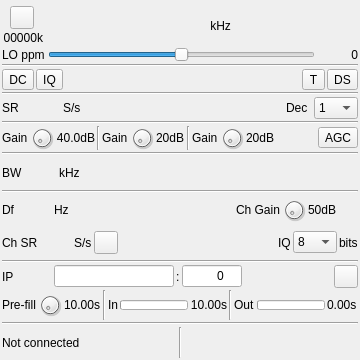
Qt form plugins/samplesource/remotetcpinput/remotetcpinputgui.ui (f4exb/sdrangel) before a commit.
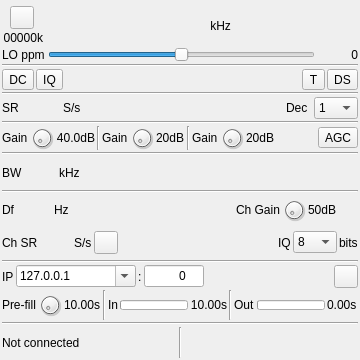
The same form after that commit. Icons and pictures are not drawn. Custom widgets are drawn as their Qt base class.

Commit message: Add basic remote device sample rate range checking. Add IP address history. Add SDRPlay LNA gain support.

```diff
--- a/plugins/samplesource/remotetcpinput/remotetcpinputgui.ui
+++ b/plugins/samplesource/remotetcpinput/remotetcpinputgui.ui
@@ -876,7 +876,7 @@
       <widget class="QLabel" name="dataAddressLabel">
        <property name="minimumSize">
         <size>
-         <width>50</width>
+         <width>0</width>
          <height>0</height>
         </size>
        </property>
@@ -886,28 +886,24 @@
       </widget>
      </item>
      <item>
-      <widget class="QLineEdit" name="dataAddress">
+      <widget class="QComboBox" name="dataAddress">
        <property name="minimumSize">
         <size>
          <width>120</width>
          <height>0</height>
         </size>
        </property>
-       <property name="maximumSize">
-        <size>
-         <width>120</width>
-         <height>16777215</height>
-        </size>
-       </property>
        <property name="toolTip">
         <string>Remote IPv4 address or hostname to connect to</string>
        </property>
-       <property name="inputMask">
-        <string/>
+       <property name="editable">
+        <bool>true</bool>
        </property>
-       <property name="text">
-        <string/>
-       </property>
+       <item>
+        <property name="text">
+         <string>127.0.0.1</string>
+        </property>
+       </item>
       </widget>
      </item>
      <item>
@@ -1184,17 +1180,17 @@
    <header>gui/valuedialz.h</header>
    <container>1</container>
   </customwidget>
+  <customwidget>
+   <class>ValueDial</class>
+   <extends>QWidget</extends>
+   <header>gui/valuedial.h</header>
+   <container>1</container>
+  </customwidget>
   <customwidget>
    <class>ButtonSwitch</class>
    <extends>QToolButton</extends>
    <header>gui/buttonswitch.h</header>
   </customwidget>
-  <customwidget>
-   <class>ValueDial</class>
-   <extends>QWidget</extends>
-   <header>gui/valuedial.h</header>
-   <container>1</container>
-  </customwidget>
  </customwidgets>
  <tabstops>
   <tabstop>startStop</tabstop>
```
Left out of the diff: 1 changed line with no effect on the pictures. The commit also changes 5 other files.
